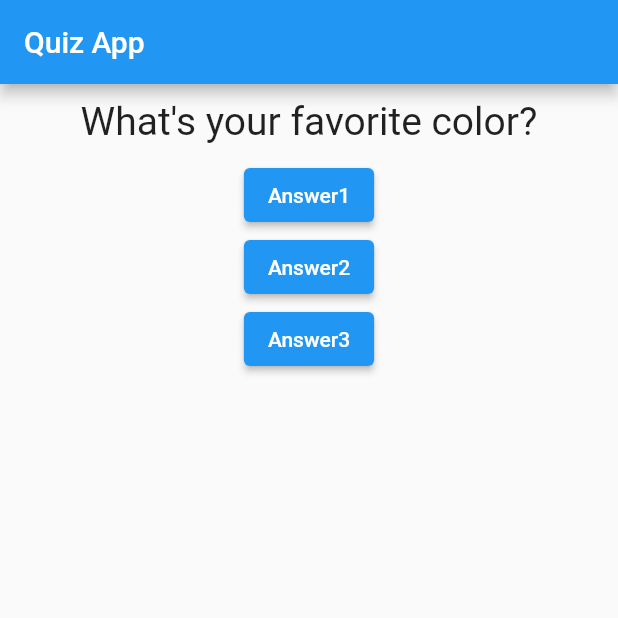
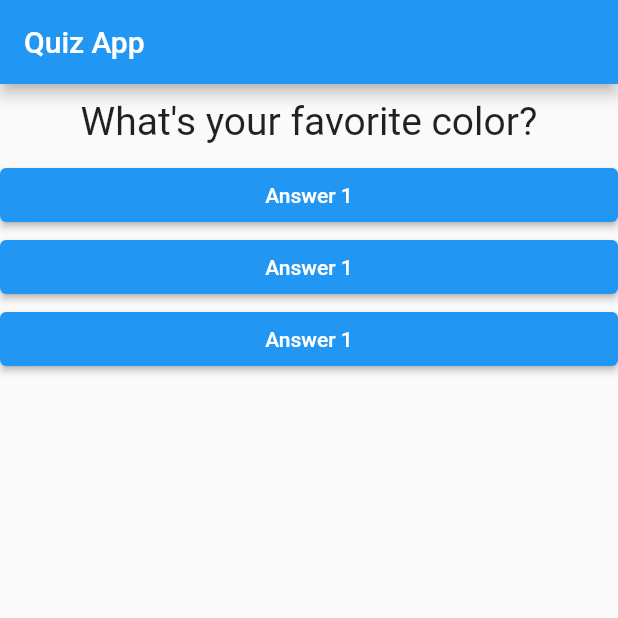
Before and after one commit to shawon-majid/Personality-Test-App-with-Flutter, a Flutter app: the screen it shows after launch, on a phone screen of 412 x 824 dp, the top half of it. Run offline on Flutter 3.47's test engine with Material 2 defaults, Android fonts, the phone set to English and light mode, and no system bars.

Commit message:
added answer widget

```diff
--- /dev/null
+++ b/lib/answer.dart
@@ -0,0 +1,21 @@
+import 'package:flutter/material.dart';
+import 'package:flutter/src/foundation/key.dart';
+import 'package:flutter/src/widgets/container.dart';
+import 'package:flutter/src/widgets/framework.dart';
+
+class Answer extends StatelessWidget {
+  final VoidCallback selectHandler;
+
+  Answer(this.selectHandler);
+
+  @override
+  Widget build(BuildContext context) {
+    return Container(
+      width: double.infinity,
+      child: ElevatedButton(
+        child: Text('Answer 1'),
+        onPressed: selectHandler,
+      ),
+    );
+  }
+}
--- a/lib/main.dart
+++ b/lib/main.dart
@@ -1,6 +1,7 @@
 import 'package:flutter/material.dart';
 
 import './question.dart';
+import './answer.dart';
 
 void main() => runApp(MyApp());
 
@@ -16,7 +17,7 @@ class MyApp extends StatefulWidget {
 class _MyAppState extends State<MyApp> {
   var _questionIndex = 0;
 
-  void answerQuestion() {
+  void _answerQuestion() {
     setState(() {});
     _questionIndex = (_questionIndex + 1) % 3;
 
@@ -46,18 +47,9 @@ class _MyAppState extends State<MyApp> {
             Question(
               questions[_questionIndex],
             ),
-            ElevatedButton(
-              child: Text('Answer1'),
-              onPressed: answerQuestion,
-            ),
-            ElevatedButton(
-              child: Text('Answer2'),
-              onPressed: answerQuestion,
-            ),
-            ElevatedButton(
-              child: Text('Answer3'),
-              onPressed: answerQuestion,
-            ),
+            Answer(_answerQuestion),
+            Answer(_answerQuestion),
+            Answer(_answerQuestion),
           ],
         ),
       ),
```
